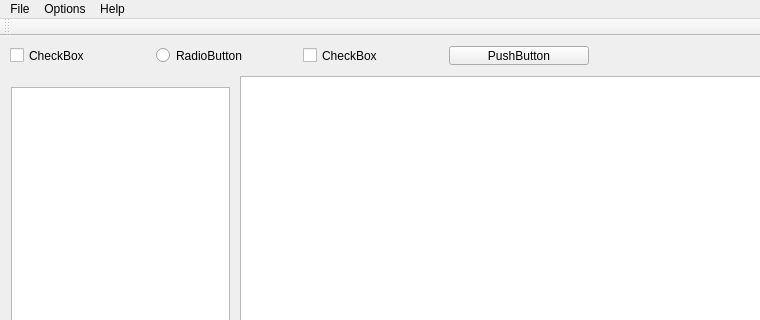
The window that profiler/mainwindow.ui (Hanne-Lore/profiler) describes before a commit, drawn with Qt 5; both pictures show x 0 to 760 and y 0 to 320 of the 997 by 600 pixel window.
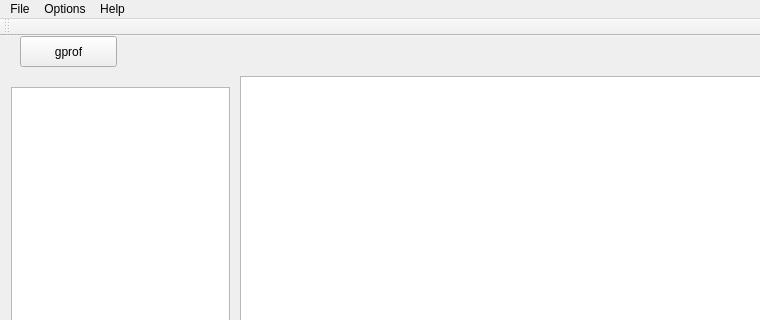
The same window after the commit.

Commit message: gprof parser for flat profile added

Patch:
```diff
--- a/profiler/mainwindow.ui
+++ b/profiler/mainwindow.ui
@@ -14,50 +14,6 @@
    <string>Profiler</string>
   </property>
   <widget class="QWidget" name="centralWidget">
-   <widget class="QWidget" name="verticalLayoutWidget">
-    <property name="geometry">
-     <rect>
-      <x>-1</x>
-      <y>-1</y>
-      <width>601</width>
-      <height>41</height>
-     </rect>
-    </property>
-    <layout class="QVBoxLayout" name="verticalLayout">
-     <item>
-      <layout class="QHBoxLayout" name="horizontalLayout">
-       <item>
-        <widget class="QCheckBox" name="checkBox_2">
-         <property name="text">
-          <string>CheckBox</string>
-         </property>
-        </widget>
-       </item>
-       <item>
-        <widget class="QRadioButton" name="radioButton">
-         <property name="text">
-          <string>RadioButton</string>
-         </property>
-        </widget>
-       </item>
-       <item>
-        <widget class="QCheckBox" name="checkBox">
-         <property name="text">
-          <string>CheckBox</string>
-         </property>
-        </widget>
-       </item>
-       <item>
-        <widget class="QPushButton" name="pushButton">
-         <property name="text">
-          <string>PushButton</string>
-         </property>
-        </widget>
-       </item>
-      </layout>
-     </item>
-    </layout>
-   </widget>
    <widget class="QWidget" name="horizontalLayoutWidget_2">
     <property name="geometry">
      <rect>
@@ -86,6 +42,19 @@
      </rect>
     </property>
    </widget>
+   <widget class="QPushButton" name="gprofButton">
+    <property name="geometry">
+     <rect>
+      <x>20</x>
+      <y>0</y>
+      <width>97</width>
+      <height>31</height>
+     </rect>
+    </property>
+    <property name="text">
+     <string>gprof</string>
+    </property>
+   </widget>
   </widget>
   <widget class="QMenuBar" name="menuBar">
    <property name="geometry">
```
The commit also changes 8 other files.
